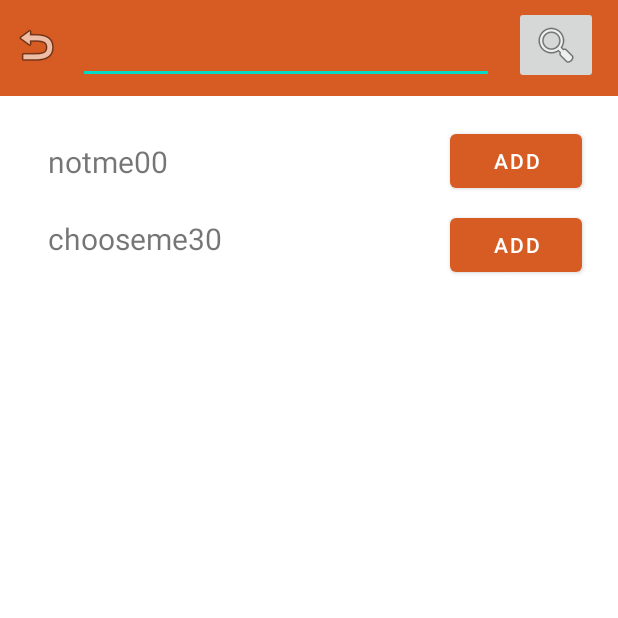
After one commit to victor0198/PrivacyManager-android, an Android app: the SearchUI screen opened directly, with no data from a screen before it, on a phone screen of 412 x 824 dp, the top half of it. The commit adds this screen. Run offline under Robolectric (Android 15) with nearby library versions, the phone set to English and light mode, and no system bars; our stand-ins replace Volley; network calls fail.

Commit message:
send friendship request

```diff
--- a/app/src/main/assets/app.properties
+++ b/app/src/main/assets/app.properties
@@ -2,3 +2,4 @@
 REGISTRATION=api/auth/signup
 AUTHENTICATION=api/auth/signin
 ADD_CREDENTIALS=api/new_credential
+ADD_FRIEND=api/send_new_fr_request
--- a/app/src/main/java/privacymanager/android/UI/fileEncryption/FIleChoose.java
+++ b/app/src/main/java/privacymanager/android/UI/fileEncryption/FIleChooseUI.java
@@ -10,7 +10,7 @@ import androidx.fragment.app.FragmentManager;
 
 import privacymanager.android.R;
 
-public class FIleChoose extends AppCompatActivity {
+public class FIleChooseUI extends AppCompatActivity {
 
         private FileChooserFragment fragment;
 
--- a/app/src/main/res/layout/activity_credentials.xml
+++ b/app/src/main/res/layout/activity_credentials.xml
@@ -20,9 +20,9 @@
         android:id="@+id/addCredentials"
         android:layout_width="wrap_content"
         android:layout_height="wrap_content"
-        android:layout_marginStart="348dp"
         android:layout_marginTop="4dp"
-        app:layout_constraintStart_toStartOf="parent"
+        android:layout_marginEnd="8dp"
+        app:layout_constraintEnd_toEndOf="parent"
         app:layout_constraintTop_toBottomOf="@+id/constraintLayout4"
         app:srcCompat="@android:drawable/ic_input_add" />
 </androidx.constraintlayout.widget.ConstraintLayout>
--- /dev/null
+++ b/app/src/main/res/layout/activity_friends_add.xml
@@ -0,0 +1,91 @@
+<?xml version="1.0" encoding="utf-8"?>
+<androidx.constraintlayout.widget.ConstraintLayout xmlns:android="http://schemas.android.com/apk/res/android"
+    xmlns:app="http://schemas.android.com/apk/res-auto"
+    xmlns:tools="http://schemas.android.com/tools"
+    android:layout_width="match_parent"
+    android:layout_height="match_parent">
+
+    <androidx.constraintlayout.widget.ConstraintLayout
+        android:id="@+id/constraintLayout8"
+        android:layout_width="0dp"
+        android:layout_height="64dp"
+        android:background="#d75c23"
+        app:layout_constraintEnd_toEndOf="parent"
+        app:layout_constraintStart_toStartOf="parent"
+        app:layout_constraintTop_toTopOf="parent">
+
+        <ImageButton
+            android:id="@+id/imageButton2"
+            android:layout_width="wrap_content"
+            android:layout_height="wrap_content"
+            android:layout_marginTop="4dp"
+            android:layout_marginEnd="13dp"
+            app:layout_constraintEnd_toEndOf="parent"
+            app:layout_constraintTop_toTopOf="parent"
+            app:srcCompat="@android:drawable/ic_menu_search" />
+
+        <EditText
+            android:id="@+id/editTextTextPersonName"
+            android:layout_width="277dp"
+            android:layout_height="48dp"
+            android:layout_marginStart="52dp"
+            android:layout_marginTop="8dp"
+            android:ems="10"
+            android:inputType="textPersonName"
+            app:layout_constraintStart_toStartOf="parent"
+            app:layout_constraintTop_toTopOf="parent" />
+
+        <ImageView
+            android:id="@+id/imageView7"
+            android:layout_width="wrap_content"
+            android:layout_height="wrap_content"
+            android:layout_marginStart="8dp"
+            android:layout_marginTop="14dp"
+            app:layout_constraintStart_toStartOf="parent"
+            app:layout_constraintTop_toTopOf="parent"
+            app:srcCompat="@android:drawable/ic_menu_revert" />
+    </androidx.constraintlayout.widget.ConstraintLayout>
+
+    <Button
+        android:id="@+id/button"
+        android:layout_width="wrap_content"
+        android:layout_height="wrap_content"
+        android:layout_marginTop="19dp"
+        android:layout_marginEnd="24dp"
+        android:text="Add"
+        app:layout_constraintEnd_toEndOf="parent"
+        app:layout_constraintTop_toBottomOf="@+id/constraintLayout8" />
+
+    <Button
+        android:id="@+id/button2"
+        android:layout_width="wrap_content"
+        android:layout_height="wrap_content"
+        android:layout_marginTop="8dp"
+        android:layout_marginEnd="24dp"
+        android:text="Add"
+        app:layout_constraintEnd_toEndOf="parent"
+        app:layout_constraintTop_toBottomOf="@+id/button" />
+
+    <TextView
+        android:id="@+id/textView7"
+        android:layout_width="wrap_content"
+        android:layout_height="wrap_content"
+        android:layout_marginStart="32dp"
+        android:layout_marginTop="30dp"
+        android:text="notme00"
+        android:textSize="20sp"
+        app:layout_constraintStart_toStartOf="parent"
+        app:layout_constraintTop_toBottomOf="@+id/constraintLayout8" />
+
+    <TextView
+        android:id="@+id/textView8"
+        android:layout_width="wrap_content"
+        android:layout_height="wrap_content"
+        android:layout_marginStart="32dp"
+        android:layout_marginTop="24dp"
+        android:text="chooseme30"
+        android:textSize="20sp"
+        app:layout_constraintStart_toStartOf="parent"
+        app:layout_constraintTop_toBottomOf="@+id/textView7" />
+
+</androidx.constraintlayout.widget.ConstraintLayout>
--- a/app/src/main/res/layout/activity_main.xml
+++ b/app/src/main/res/layout/activity_main.xml
@@ -5,7 +5,7 @@
     android:id="@+id/firstActivity"
     android:layout_width="match_parent"
     android:layout_height="match_parent"
-    tools:context="privacymanager.android.UI.menu.MainActivity">
+    tools:context="privacymanager.android.UI.menu.MenuUI">
 
     <Button
         android:id="@+id/deleteAccount"
@@ -139,7 +139,7 @@
             app:layout_constraintTop_toBottomOf="@+id/encryptBtn" />
 
         <Button
-            android:id="@+id/button6"
+            android:id="@+id/friendsBtn"
             android:layout_width="320dp"
             android:layout_height="63dp"
             android:layout_marginTop="10dp"
@@ -174,7 +174,7 @@
             android:textColor="#383d40"
             android:textSize="18sp"
             app:layout_constraintStart_toStartOf="parent"
-            app:layout_constraintTop_toBottomOf="@+id/button6" />
+            app:layout_constraintTop_toBottomOf="@+id/friendsBtn" />
 
         <Button
             android:id="@+id/button8"
```
Also changed, not shown: app/src/main/AndroidManifest.xml (+8 -2 lines), app/src/main/java/privacymanager/android/UI/friendship/FriendsListUI.java (added, +36 -0 lines), app/src/main/java/privacymanager/android/UI/friendship/SearchUI.java (added, +155 -0 lines), app/src/main/java/privacymanager/android/UI/menu/MenuUI.java (renamed from app/src/main/java/privacymanager/android/UI/menu/MainActivity.java, +9 -5 lines), app/src/main/java/privacymanager/android/utils/database/DataBaseHelper.java (+31 -4 lines), app/src/main/res/layout/activity_friends_list.xml (added, +48 -0 lines).
